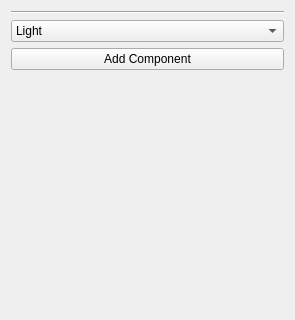
This is AdvancedGraphics/inspector.ui in Trodek/Advanced-Graphics-Subject as Qt 5 draws it before an edit; both pictures show x 0 to 295 and y 0 to 320 of the 295 by 520 pixel window. The edited form follows.
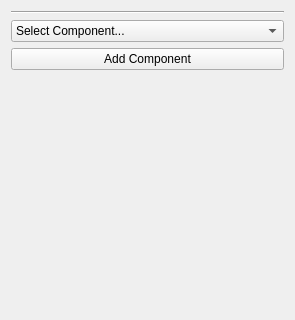
This is the edited form.

Patch:
```diff
--- a/AdvancedGraphics/inspector.ui
+++ b/AdvancedGraphics/inspector.ui
@@ -26,8 +26,13 @@
      <item>
       <widget class="QComboBox" name="AddComponentCombo">
        <property name="currentText">
-        <string>Light</string>
+        <string>Select Component...</string>
        </property>
+       <item>
+        <property name="text">
+         <string>Select Component...</string>
+        </property>
+       </item>
        <item>
         <property name="text">
          <string>Light</string>
```
Left out of the diff: 3 changed lines with no effect on the pictures.
